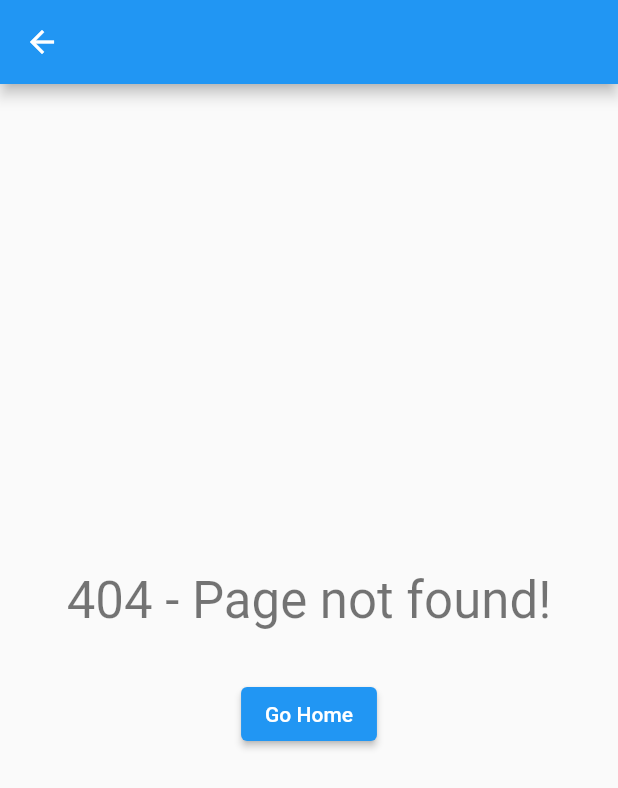
After one commit to nazmulislamrony/muslim_pray_guide, a Flutter app: the NotFoundScreen screen opened directly, on a phone screen of 412 x 824 dp. The commit adds this screen. Shown: the top 788 px of the screen. Run offline on Flutter 3.47's test engine with Material 2 defaults, Android fonts, the phone set to English and light mode, and no system bars; our stand-ins replace go_router, riverpod; missing offline and left inert: dart:js.

Commit message:
app init setup is going on

```diff
--- /dev/null
+++ b/lib/constants/app_assets.dart
@@ -0,0 +1,4 @@
+class AppAssets{
+  static String applogo = _assets("logo");
+  static String _assets (String name) => "assets/$name";
+}
--- /dev/null
+++ b/lib/constants/app_size.dart
@@ -0,0 +1,41 @@
+import 'package:flutter/material.dart';
+
+/// Constant sizes to be used in the app (paddings, gaps, rounded corners etc.)
+class Sizes {
+  static const p2 = 2.0;
+  static const p4 = 4.0;
+  static const p8 = 8.0;
+  static const p12 = 12.0;
+  static const p14 = 14.0;
+  static const p16 = 16.0;
+  static const p18 = 18.0;
+  static const p20 = 20.0;
+  static const p24 = 24.0;
+  static const p32 = 32.0;
+  static const p48 = 48.0;
+  static const p64 = 64.0;
+}
+
+/// Constant gap widths
+const gapW4 = SizedBox(width: Sizes.p4);
+const gapW8 = SizedBox(width: Sizes.p8);
+const gapW12 = SizedBox(width: Sizes.p12);
+const gapW16 = SizedBox(width: Sizes.p16);
+const gapW18 = SizedBox(width: Sizes.p18);
+const gapW20 = SizedBox(width: Sizes.p20);
+const gapW24 = SizedBox(width: Sizes.p24);
+const gapW32 = SizedBox(width: Sizes.p32);
+const gapW48 = SizedBox(width: Sizes.p48);
+const gapW64 = SizedBox(width: Sizes.p64);
+
+/// Constant gap heights
+const gapH4 = SizedBox(height: Sizes.p4);
+const gapH8 = SizedBox(height: Sizes.p8);
+const gapH12 = SizedBox(height: Sizes.p12);
+const gapH16 = SizedBox(height: Sizes.p16);
+const gapH18 = SizedBox(height: Sizes.p18);
+const gapH20 = SizedBox(height: Sizes.p20);
+const gapH24 = SizedBox(height: Sizes.p24);
+const gapH32 = SizedBox(height: Sizes.p32);
+const gapH48 = SizedBox(height: Sizes.p48);
+const gapH64 = SizedBox(height: Sizes.p64);
--- /dev/null
+++ b/lib/constants/string_values.dart
@@ -0,0 +1,4 @@
+class Strings {
+  static String app_name = "Muslim Pray Guide",
+  sample = "sample";
+}
--- /dev/null
+++ b/lib/routing/app_router.dart
@@ -0,0 +1,18 @@
+import 'dart:js';
+
+import 'package:muslim_pray_guide/features/homepage.dart';
+import 'package:muslim_pray_guide/routing/not_found_screen.dart';
+import 'package:riverpod/riverpod.dart';
+import 'package:go_router/go_router.dart';
+enum AppRoute{
+  mainpage,
+  drawer
+}
+
+final goRouterProvider =Provider<GoRouter>((ref) {
+
+  return GoRouter(  initialLocation: '/',
+      debugLogDiagnostics: false,
+  routes: [GoRoute(path: "/",name: AppRoute.mainpage.name,builder:(context, state) => HomePage()),],
+  errorBuilder: (context, state) => const NotFoundScreen());
+});
--- /dev/null
+++ b/lib/routing/not_found_screen.dart
@@ -0,0 +1,18 @@
+import 'package:flutter/material.dart';
+import 'package:muslim_pray_guide/shared_widget/empty_placeholder_widget.dart';
+
+
+/// Simple not found screen used for 404 errors (page not found on web)
+class NotFoundScreen extends StatelessWidget {
+  const NotFoundScreen({super.key});
+
+  @override
+  Widget build(BuildContext context) {
+    return Scaffold(
+      appBar: AppBar(),
+      body: const EmptyPlaceholderWidget(
+        message: '404 - Page not found!',
+      ),
+    );
+  }
+}
--- /dev/null
+++ b/lib/shared_widget/empty_placeholder_widget.dart
@@ -0,0 +1,36 @@
+import 'package:flutter/material.dart';
+import 'package:go_router/go_router.dart';
+
+import '../constants/app_size.dart';
+import '../routing/app_router.dart';
+
+/// Placeholder widget showing a message and CTA to go back to the h    ome screen.
+class EmptyPlaceholderWidget extends StatelessWidget {
+  const EmptyPlaceholderWidget({super.key, required this.message});
+  final String message;
+
+  @override
+  Widget build(BuildContext context) {
+    return Padding(
+      padding:const EdgeInsets.all(Sizes.p16),
+      child: Center(
+        child: Column(
+          mainAxisSize: MainAxisSize.min,
+          crossAxisAlignment: CrossAxisAlignment.center,
+          children: [
+            Text(
+              message,
+              style: Theme.of(context).textTheme.headline4,
+              textAlign: TextAlign.center,
+            ),
+            gapH32,
+            ElevatedButton(
+              onPressed: () => context.goNamed(AppRoute.mainpage.name),
+              child: Text("Go Home"),
+            )
+          ],
+        ),
+      ),
+    );
+  }
+}
--- a/pubspec.yaml
+++ b/pubspec.yaml
@@ -46,6 +46,8 @@ dev_dependencies:
   # package. See that file for information about deactivating specific lint
   # rules and activating additional ones.
   flutter_lints: ^2.0.0
+  flutter_riverpod: ^2.3.6
+  go_router: ^8.0.5
 
 # For information on the generic Dart part of this file, see the
 # following page: https://dart.dev/tools/pub/pubspec
```
Also changed, not shown: lib/features/homepage.dart (added, +15 -0 lines), lib/main.dart (+1 -24 lines), pubspec.lock.
